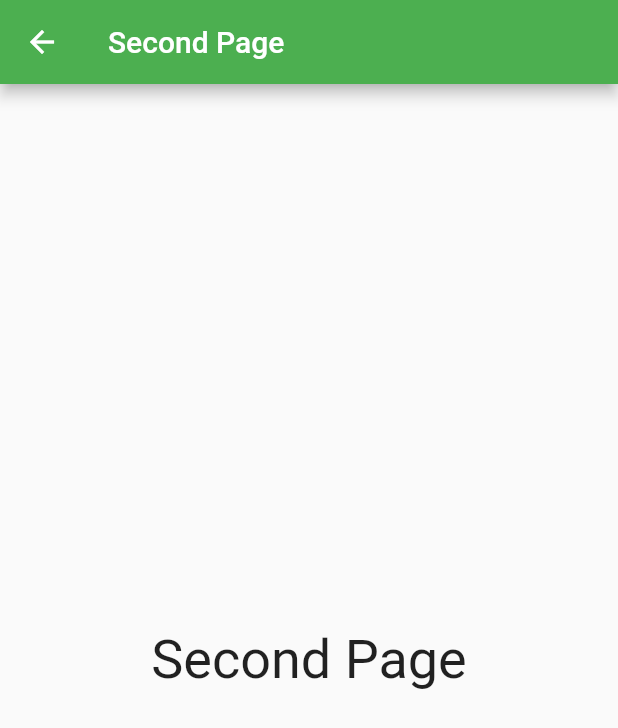
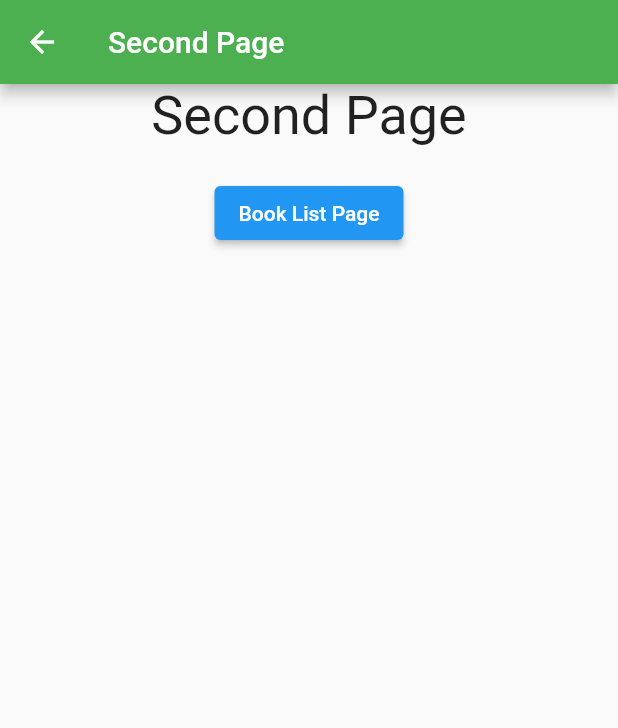
Before and after one commit to algonacci/basic-navigation, a Flutter app: the SecondPage screen opened by its route, on a phone screen of 412 x 824 dp. Shown: the top 728 px of the screen. Run offline on Flutter 3.47's test engine with Material 2 defaults, Android fonts, the phone set to English and light mode, and no system bars.

```diff
--- a/lib/second_page.dart
+++ b/lib/second_page.dart
@@ -12,12 +12,28 @@ class SecondPage extends StatelessWidget {
         ),
         backgroundColor: Colors.green,
       ),
-      body: const Center(
-        child: Text(
-          'Second Page',
-          style: TextStyle(
-            fontSize: 36,
-          ),
+      body: Center(
+        child: Column(
+          children: [
+            const Text(
+              'Second Page',
+              style: TextStyle(
+                fontSize: 36,
+              ),
+            ),
+            const SizedBox(
+              height: 20,
+            ),
+            ElevatedButton(
+              onPressed: () => Navigator.of(context).pushNamed(
+                '/book-list-page',
+                arguments: 10,
+              ),
+              child: const Text(
+                'Book List Page',
+              ),
+            ),
+          ],
         ),
       ),
     );
```
Also changed, not shown: lib/book_detail.dart (added, +31 -0 lines), lib/book_list_page.dart (added, +58 -0 lines), lib/generate_route.dart (+16 -3 lines).
